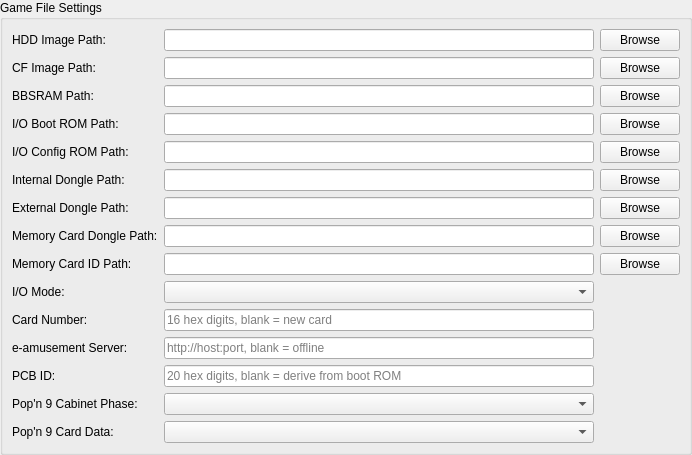
First picture: the form in pcsx2-qt/Settings/Python1SettingsWidget.ui, repository Radioo/pcsx2-reliquary, before the edit.
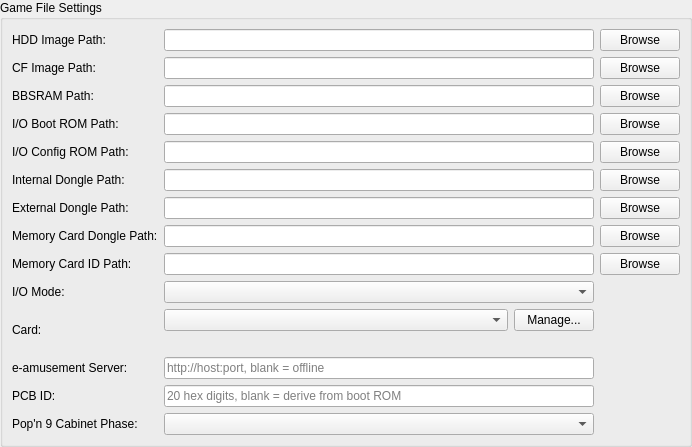
Second picture: the form after the edit.

Commit message: Add Pop'n card management features and integrate with Python 1 settings

```diff
--- a/pcsx2-qt/Settings/Python1SettingsWidget.ui
+++ b/pcsx2-qt/Settings/Python1SettingsWidget.ui
@@ -198,16 +198,37 @@
         <item row="11" column="0">
        <widget class="QLabel" name="cardNumberLabel">
         <property name="text">
-         <string>Card Number:</string>
+         <string>Card:</string>
         </property>
        </widget>
       </item>
         <item row="11" column="1">
-       <widget class="QLineEdit" name="cardNumber">
-        <property name="placeholderText">
-         <string>16 hex digits, blank = new card</string>
-        </property>
-       </widget>
+       <layout class="QVBoxLayout" name="cardFileLayout">
+        <item>
+         <layout class="QHBoxLayout" name="cardFileRowLayout">
+          <item>
+           <widget class="QComboBox" name="cardFile">
+            <property name="sizePolicy">
+             <sizepolicy hsizetype="Expanding" vsizetype="Fixed">
+              <horstretch>0</horstretch>
+              <verstretch>0</verstretch>
+             </sizepolicy>
+            </property>
+           </widget>
+          </item>
+          <item>
+           <widget class="QPushButton" name="manageCards">
+            <property name="text">
+             <string>Manage...</string>
+            </property>
+           </widget>
+          </item>
+         </layout>
+        </item>
+        <item>
+         <widget class="QLabel" name="cardSummary"/>
+        </item>
+       </layout>
       </item>
         <item row="12" column="0">
        <widget class="QLabel" name="serverUrlLabel">
@@ -251,20 +272,6 @@
         </property>
        </widget>
       </item>
-        <item row="15" column="0">
-       <widget class="QLabel" name="popnCardDesignLabel">
-        <property name="text">
-         <string>Pop'n 9 Card Data:</string>
-        </property>
-       </widget>
-      </item>
-        <item row="15" column="1">
-       <widget class="QComboBox" name="popnCardDesign">
-        <property name="toolTip">
-         <string>Twenty pop'n music 9 e-amusement card designs were sold and each one carried a different hidden value, which decides the extra bonus a visiting P-FRIEND brings. This overrides that value in the emulated card. Which printed design carried which value is not known, so the entries are named after what they unlock. The card file on disk is not modified.</string>
-        </property>
-       </widget>
-      </item>
       </layout>
      </widget>
    </item>
```
Left out of the diff: 2 changed lines with no effect on the pictures. The commit also changes 20 other files.
